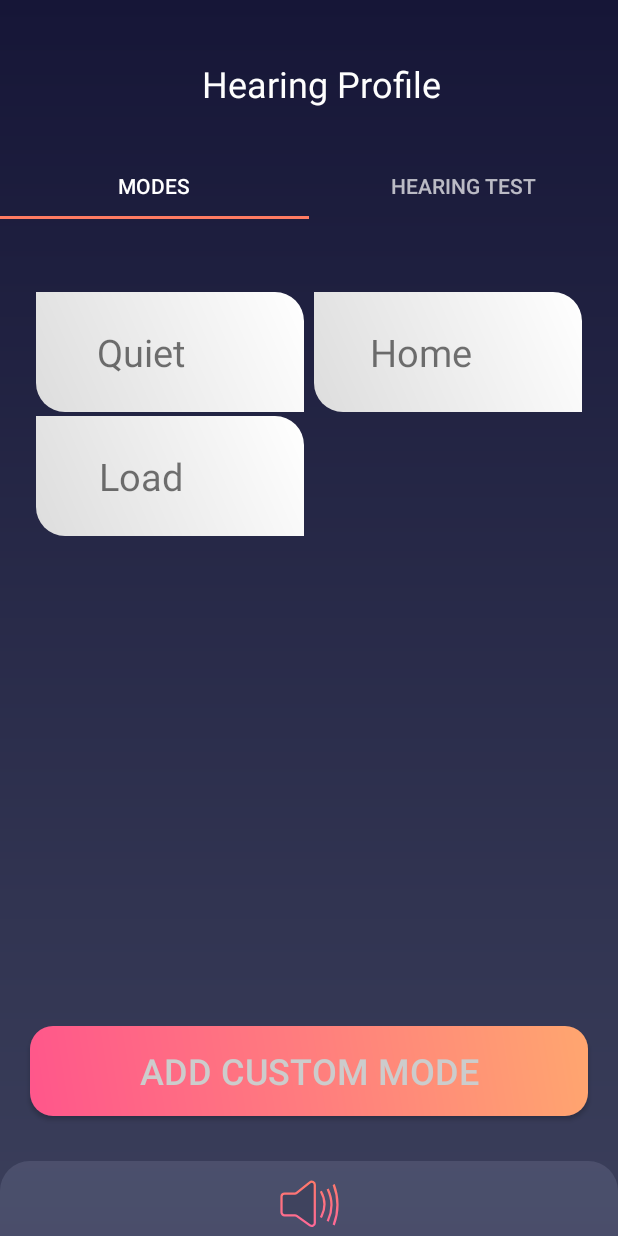
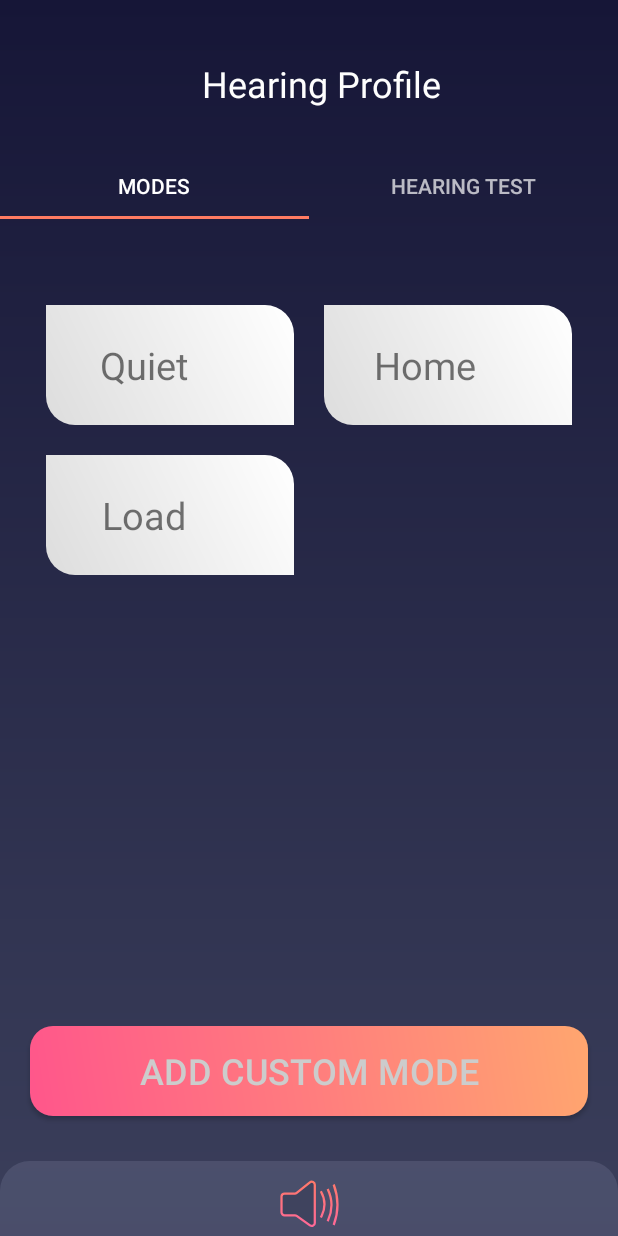
Before and after one commit to jdkramhoft/Audientes, an Android app: the Modes_Tab1 screen opened directly, with no data from a screen before it, on a phone screen of 412 x 824 dp. Run offline under Robolectric (Android 15) with nearby library versions, the phone set to English and light mode, and no system bars; our stand-ins replace Room's generated code; libraries missing offline, so code that uses them is left out: com.github.mikephil.charting; 49 statements that could not run were skipped.

Commit message:
fixed margin on programs

```diff
--- a/app/src/main/res/layout/layout_program.xml
+++ b/app/src/main/res/layout/layout_program.xml
@@ -5,10 +5,7 @@
     android:id="@+id/primaryID"
     android:layout_width="match_parent"
     android:layout_height="@dimen/programheight"
-    android:layout_marginLeft="3dp"
-    android:layout_marginTop="1dp"
-    android:layout_marginRight="3dp"
-    android:layout_marginBottom="1dp"
+    android:layout_margin="10dp"
     android:background="#00000000"
     android:orientation="vertical"
     app:layout_constraintDimensionRatio="0.5">
```
